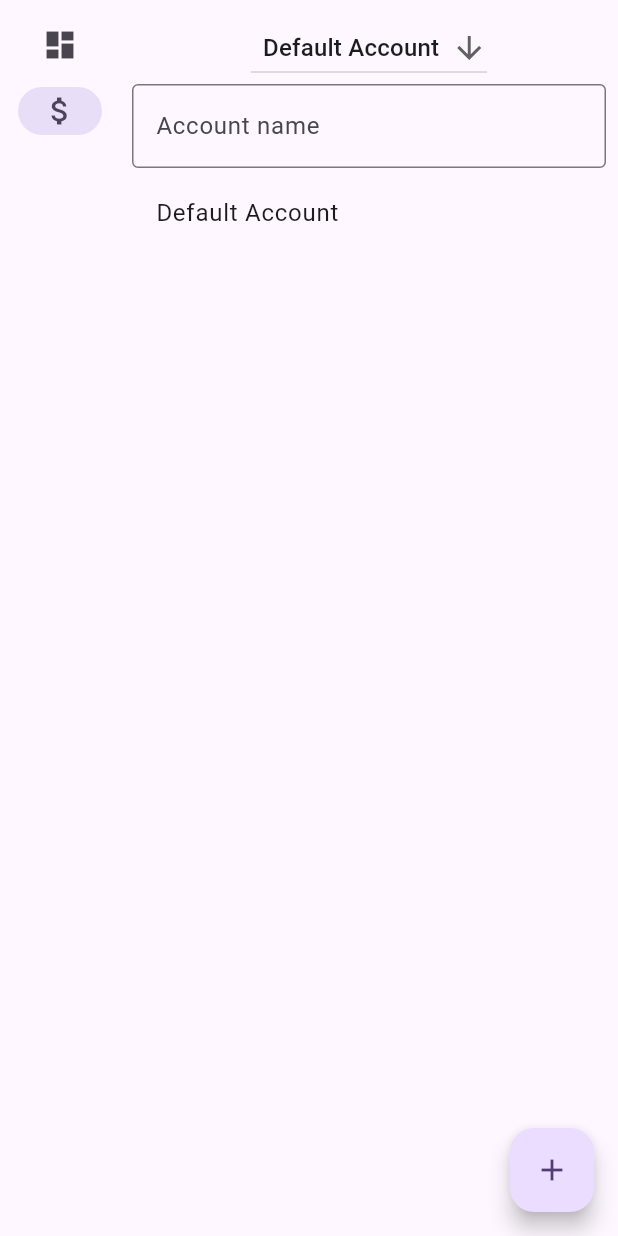
After one commit to derekchai/flutter_expense_tracker, a Flutter app: the screen it shows after launch, after a tap on "Transactions", on a phone screen of 412 x 824 dp. The commit adds this screen. Run offline on Flutter 3.47's test engine with Material 3 defaults, Android fonts, the phone set to English and light mode, and no system bars; missing offline and left inert: auto_size_text_field.

Commit message:
Moved accounts page to its own file

```diff
--- /dev/null
+++ b/lib/screens/accounts.dart
@@ -0,0 +1,60 @@
+import 'package:flutter/material.dart';
+import 'package:flutter_testing/main.dart';
+import 'package:flutter_testing/models/account.dart';
+import 'package:flutter_testing/models/transaction.dart';
+import 'package:flutter_testing/models/user.dart';
+import 'package:provider/provider.dart';
+
+class AccountsPage extends StatelessWidget {
+  const AccountsPage({
+    super.key,
+  });
+
+  @override
+  Widget build(BuildContext context) {
+    var userModel = context.watch<UserModel>();
+    var accounts = userModel.accounts;
+
+    var accountNameController = TextEditingController();
+
+    return Padding(
+      padding: const EdgeInsets.all(8.0),
+      child: Column(
+        children: <Widget>[
+
+          const AccountsDropdown(),
+
+          TextField(
+            controller: accountNameController,
+            decoration: const InputDecoration(
+              border: OutlineInputBorder(),
+              labelText: 'Account name',
+            ),
+            onSubmitted: (String value) {
+              userModel.addAccount(Account(value, <Transaction> []));
+
+              if (accounts.length == 1) {
+                userModel.selectAccount(0);
+                debugPrint("Selected account: ${userModel.selectedAccount.name}");
+              }
+
+              accountNameController.clear();
+            },
+          ),
+
+          Expanded(
+            child: ListView.builder(
+              itemCount: accounts.length,
+              prototypeItem: const Text('Test'),
+              itemBuilder: ((context, index) {
+                return ListTile(
+                  title: Text(accounts[index].name.toString())
+                );
+              }),
+            ),
+          ),
+        ],
+      ),
+    );
+  }
+}
```
Also changed, not shown: lib/main.dart (+2 -53 lines).
